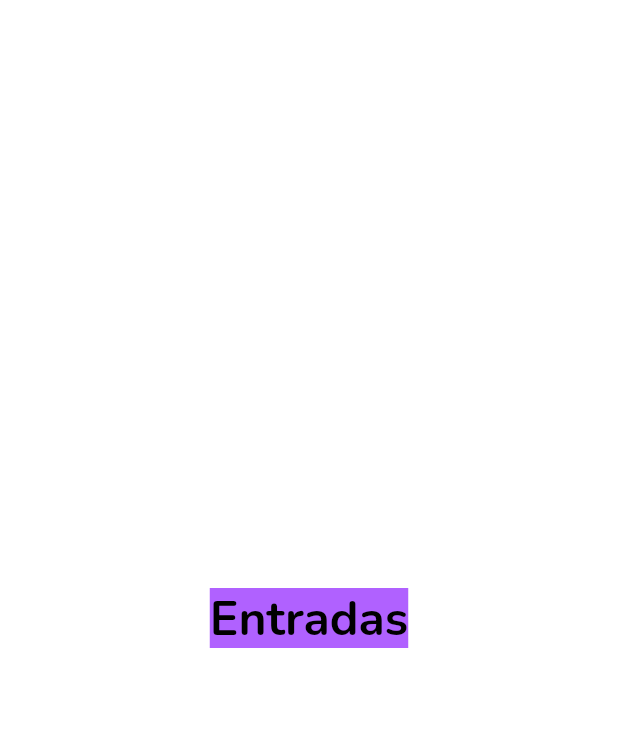
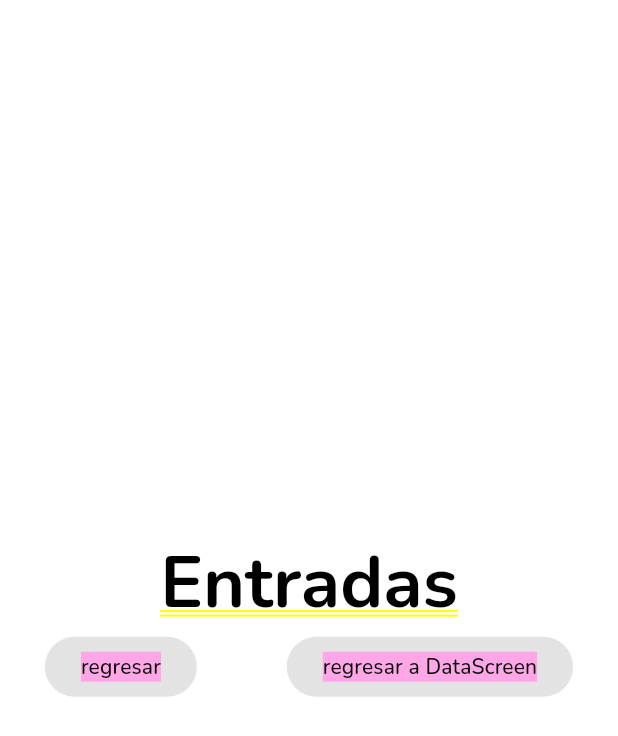
Before and after one commit to ga1ker/componentes_flutter, a Flutter app: the screen it shows after launch, after a tap on "Entradas", on a phone screen of 412 x 824 dp. Shown: the top 736 px of the screen. Run offline on Flutter 3.47's test engine with Material 3 defaults, Android fonts, the phone set to English and light mode, and no system bars; our stand-ins replace google_fonts.

Commit message:
Initial widgets on Inputs Screen

```diff
--- /dev/null
+++ b/lib/screens/data_screen.dart
@@ -0,0 +1,12 @@
+import 'package:flutter/material.dart';
+
+class DataScreen extends StatelessWidget {
+  const DataScreen({super.key});
+
+  @override
+  Widget build(BuildContext context) {
+    return const Center(
+      child: Text('DataScreen'),
+    );
+  }
+}
--- a/lib/screens/input_screen.dart
+++ b/lib/screens/input_screen.dart
@@ -1,4 +1,5 @@
 import 'package:flutter/material.dart';
+import 'package:practica3_componentes/theme/app_theme.dart';
 
 class InputsScreen extends StatefulWidget {
   const InputsScreen({super.key});
@@ -10,11 +11,33 @@
 class _InputsScreenState extends State<InputsScreen> {
   @override
   Widget build(BuildContext context) {
-    return Center(
-      child: Text(
-        'Entradas',
-        style: Theme.of(context).textTheme.headlineLarge,
-      ),
+    return Column(
+      mainAxisAlignment: MainAxisAlignment.center,
+      children: [
+        Text(
+          'Entradas',
+          style: AppTheme.lightTheme.textTheme.headlineLarge,
+        ),
+        Row(
+          mainAxisAlignment: MainAxisAlignment.spaceAround,
+          children: [
+            ElevatedButton(
+              onPressed: null,
+              child: Text(
+                'regresar',
+                style: AppTheme.lightTheme.textTheme.bodyMedium,
+              ),
+            ),
+            ElevatedButton(
+              onPressed: null,
+              child: Text(
+                'regresar a DataScreen',
+                style: AppTheme.lightTheme.textTheme.bodyMedium,
+              ),
+            ),
+          ],
+        ),
+      ],
     );
   }
 }
--- a/lib/theme/app_theme.dart
+++ b/lib/theme/app_theme.dart
@@ -10,15 +10,19 @@
     scaffoldBackgroundColor: backColor,
     appBarTheme: const AppBarTheme(color: mainColor),
     textTheme: TextTheme(
-      titleLarge: GoogleFonts.aBeeZee(backgroundColor: mainColor),
+      titleLarge: GoogleFonts.nunito(backgroundColor: mainColor),
       headlineLarge: GoogleFonts.nunito(
-          color: negro,
-          fontWeight: FontWeight.bold,
-          backgroundColor: backColor),
+        color: negro,
+        fontWeight: FontWeight.bold,
+      ),
       bodySmall: GoogleFonts.aBeeZee(
         color: mainColor,
         fontWeight: FontWeight.normal,
       ),
+      bodyMedium: GoogleFonts.nunito(
+        color: negro,
+        backgroundColor: mainColor,
+      ),
     ),
   );
 }
```
